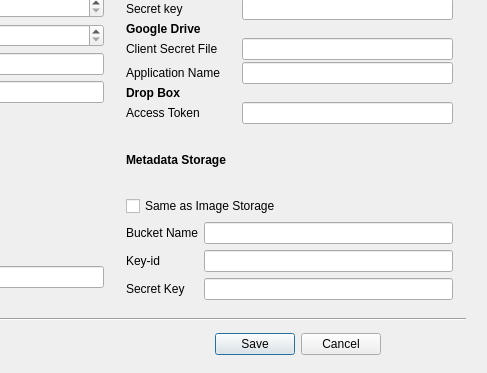
The window that OpenAerialMap/gui/ui/setting_dialog.ui (hotosm/oam-qgis-plugin) describes before a commit, drawn with Qt 5; both pictures show x 245 to 732 and y 199 to 572 of the 732 by 572 pixel window.
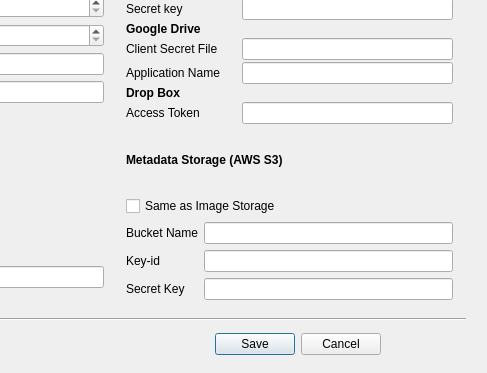
The same window after the commit.

Commit message: Disabled some unused controls in default settings dialog.

```diff
--- a/OpenAerialMap/gui/ui/setting_dialog.ui
+++ b/OpenAerialMap/gui/ui/setting_dialog.ui
@@ -487,7 +487,7 @@
        </font>
       </property>
       <property name="text">
-       <string>Metadata Storage</string>
+       <string>Metadata Storage (AWS S3)</string>
       </property>
      </widget>
     </item>
```
Left out of the diff: 2 changed lines with no effect on the pictures. The commit also changes 1 other file.
